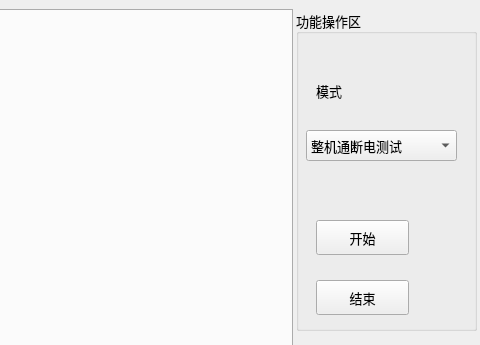
Above: PlugTest/mainwindow.ui from ChinaClever/PlugTest before the change; both pictures show x 634 to 1114 and y 0 to 345 of the 1114 by 1003 pixel window. Below: the same form after it.
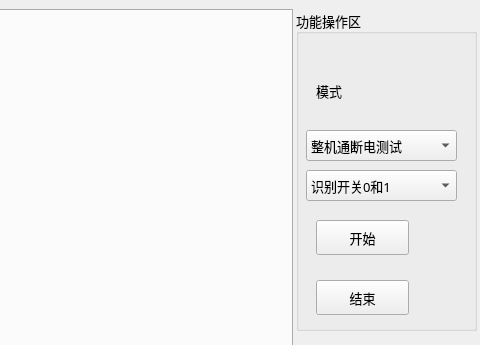
That is the form after the change.

```diff
--- a/PlugTest/mainwindow.ui
+++ b/PlugTest/mainwindow.ui
@@ -97,6 +97,26 @@
       </property>
      </item>
     </widget>
+    <widget class="QComboBox" name="typeBox">
+     <property name="geometry">
+      <rect>
+       <x>10</x>
+       <y>160</y>
+       <width>151</width>
+       <height>31</height>
+      </rect>
+     </property>
+     <item>
+      <property name="text">
+       <string>识别开关0和1</string>
+      </property>
+     </item>
+     <item>
+      <property name="text">
+       <string>识别开关ON和OFF</string>
+      </property>
+     </item>
+    </widget>
    </widget>
    <widget class="QTabWidget" name="tabWidget">
     <property name="geometry">
```
